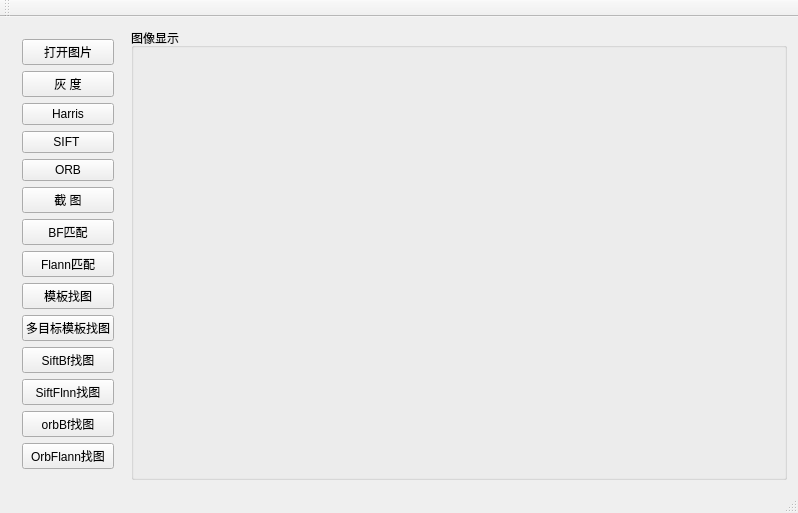
Qt form mainwindow.ui (anonymeYan/opencv_test) before a commit.
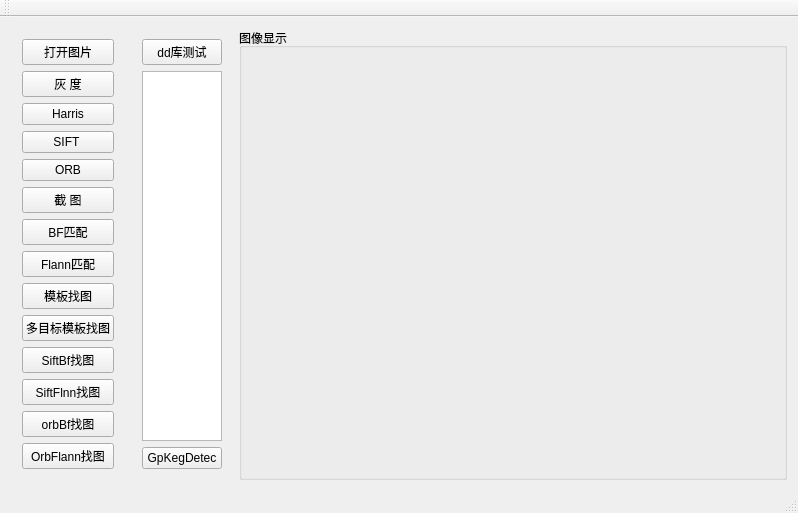
The same form after that commit.

```diff
--- a/mainwindow.ui
+++ b/mainwindow.ui
@@ -7,14 +7,14 @@
     <x>0</x>
     <y>0</y>
     <width>798</width>
-    <height>461</height>
+    <height>489</height>
    </rect>
   </property>
   <property name="windowTitle">
    <string>MainWindow</string>
   </property>
   <widget class="QWidget" name="centralWidget">
-   <layout class="QHBoxLayout" name="horizontalLayout_2" stretch="1,10">
+   <layout class="QHBoxLayout" name="horizontalLayout_2" stretch="1,1,10">
     <item>
      <widget class="QWidget" name="widget" native="true">
       <layout class="QVBoxLayout" name="verticalLayout">
@@ -119,12 +119,35 @@
       </layout>
      </widget>
     </item>
+    <item>
+     <widget class="QWidget" name="widget_2" native="true">
+      <layout class="QVBoxLayout" name="verticalLayout_2" stretch="1,10,1">
+       <item>
+        <widget class="QPushButton" name="pushButton_15">
+         <property name="text">
+          <string>dd库测试</string>
+         </property>
+        </widget>
+       </item>
+       <item>
+        <widget class="QTextEdit" name="textEdit_press"/>
+       </item>
+       <item>
+        <widget class="QPushButton" name="pushButton_16">
+         <property name="text">
+          <string>GpKegDetec</string>
+         </property>
+        </widget>
+       </item>
+      </layout>
+     </widget>
+    </item>
     <item>
      <widget class="QGroupBox" name="groupBox">
       <property name="title">
        <string>图像显示</string>
       </property>
-      <layout class="QHBoxLayout" name="horizontalLayout">
+      <layout class="QHBoxLayout" name="horizontalLayout" stretch="10">
        <item>
         <widget class="QLabel" name="label">
          <property name="text">
```
